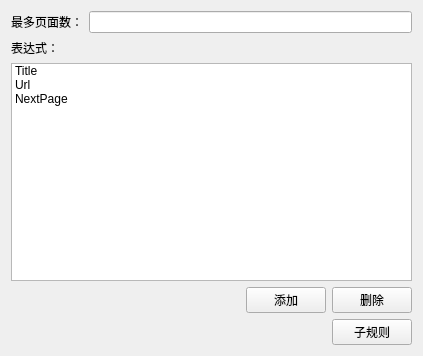
First picture: the form in src/backend/tools/ConfigTool/spider/RuleConfig.ui, repository hrbesd/labrador, before the edit.
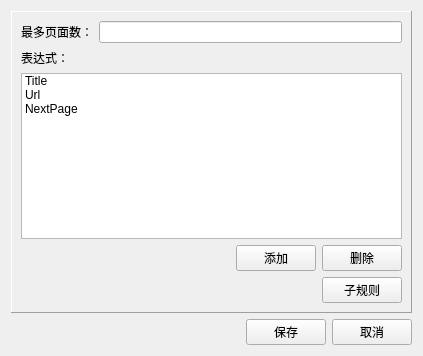
Second picture: the form after the edit.

```diff
--- a/src/backend/tools/ConfigTool/spider/RuleConfig.ui
+++ b/src/backend/tools/ConfigTool/spider/RuleConfig.ui
@@ -15,6 +15,15 @@
   </property>
   <layout class="QVBoxLayout" name="verticalLayout_2">
    <item>
+    <widget class="QFrame" name="frame">
+     <property name="frameShape">
+      <enum>QFrame::Panel</enum>
+     </property>
+     <property name="frameShadow">
+      <enum>QFrame::Raised</enum>
+     </property>
+     <layout class="QGridLayout" name="gridLayout">
+      <item row="0" column="0">
     <layout class="QHBoxLayout" name="horizontalLayout">
      <item>
       <widget class="QLabel" name="label">
@@ -28,14 +37,14 @@
      </item>
     </layout>
    </item>
-   <item>
+      <item row="1" column="0">
     <widget class="QLabel" name="label_2">
      <property name="text">
       <string>表达式：</string>
      </property>
     </widget>
    </item>
-   <item>
+      <item row="2" column="0">
     <layout class="QVBoxLayout" name="verticalLayout">
      <item>
       <widget class="QListWidget" name="listWidget">
@@ -95,7 +104,7 @@
      </item>
     </layout>
    </item>
-   <item>
+      <item row="3" column="0">
     <layout class="QHBoxLayout" name="horizontalLayout_2">
      <item>
       <spacer name="horizontalSpacer">
@@ -114,6 +123,48 @@
       <widget class="QPushButton" name="pushButton">
        <property name="text">
         <string>子规则</string>
+          </property>
+         </widget>
+        </item>
+       </layout>
+      </item>
+     </layout>
+     <zorder></zorder>
+     <zorder></zorder>
+     <zorder></zorder>
+     <zorder>label_2</zorder>
+     <zorder></zorder>
+     <zorder></zorder>
+     <zorder></zorder>
+     <zorder>label_2</zorder>
+    </widget>
+   </item>
+   <item>
+    <layout class="QHBoxLayout" name="horizontalLayout_4">
+     <item>
+      <spacer name="horizontalSpacer_3">
+       <property name="orientation">
+        <enum>Qt::Horizontal</enum>
+       </property>
+       <property name="sizeHint" stdset="0">
+        <size>
+         <width>40</width>
+         <height>20</height>
+        </size>
+       </property>
+      </spacer>
+     </item>
+     <item>
+      <widget class="QPushButton" name="pushButton_4">
+       <property name="text">
+        <string>保存</string>
+       </property>
+      </widget>
+     </item>
+     <item>
+      <widget class="QPushButton" name="pushButton_5">
+       <property name="text">
+        <string>取消</string>
        </property>
       </widget>
      </item>
```
Lines whose indentation alone changed are shown as unchanged.
